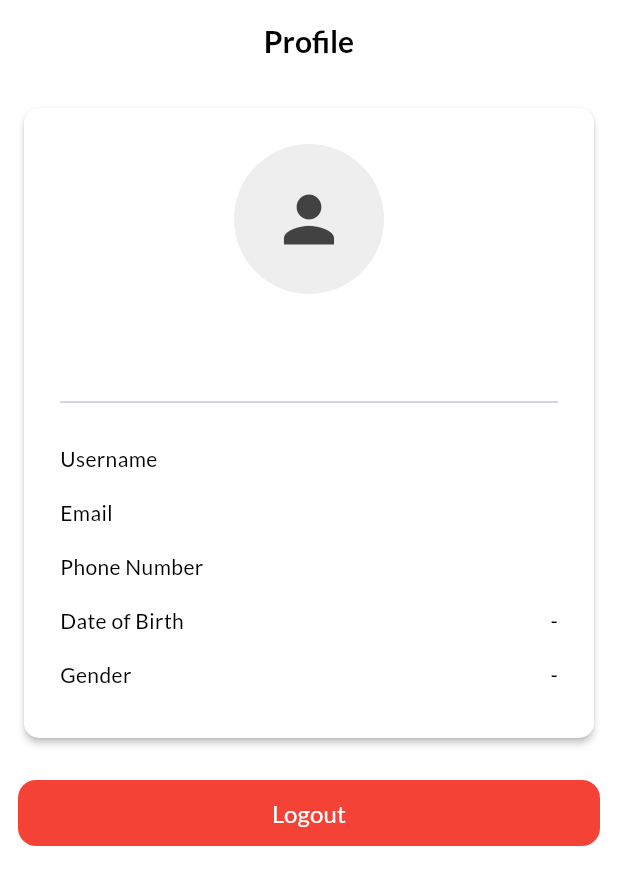
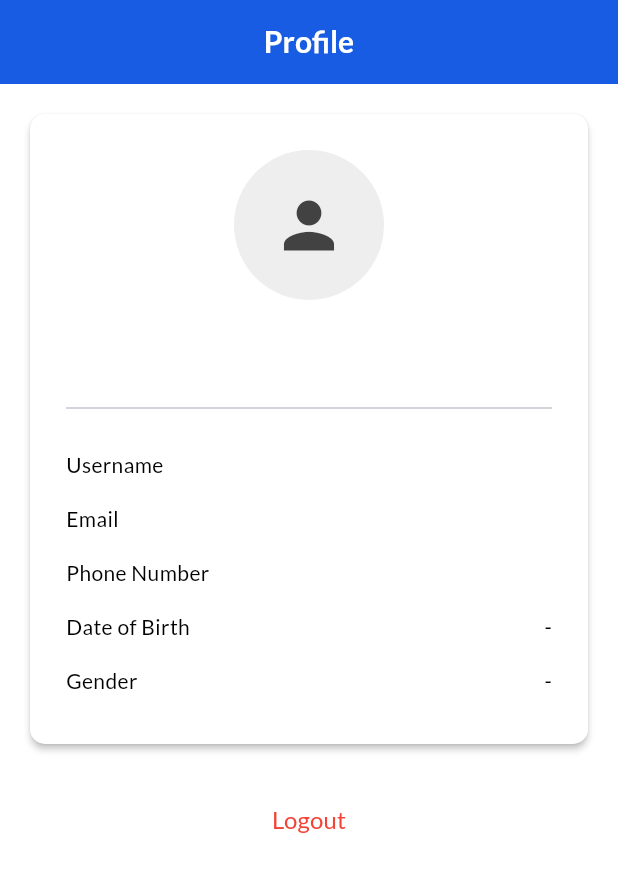
Before and after one commit to aurelwidyanti/swift_rides, a Flutter app: the ProfileScreen screen opened directly, on a phone screen of 412 x 824 dp. Shown: the top 885 px of the screen. Run offline on Flutter 3.47's test engine with Material 3 defaults, Android fonts, the phone set to English and light mode, and no system bars; our stand-ins replace form_field_validator, google_fonts, hugeicons, shared_preferences, syncfusion_flutter_datepicker; accounts and stored records are empty.

Commit message:
refactor: Update ProfileScreen styles for improved aesthetics and usability

```diff
--- a/lib/views/profile/profile_screen.dart
+++ b/lib/views/profile/profile_screen.dart
@@ -54,15 +54,16 @@ class _ProfileScreenState extends State<ProfileScreen> {
       appBar: const CustomAppBar(
         title: "Profile",
         showBackButton: false,
+        backgroundColor: Color.fromRGBO(23, 92, 227, 1),
+        textColor: Colors.white,
       ),
       body: SafeArea(
         child: SingleChildScrollView(
-          padding: const EdgeInsets.all(12),
+          padding: const EdgeInsets.all(16),
           child: Column(
             children: [
               Card(
                 semanticContainer: true,
-                clipBehavior: Clip.antiAliasWithSaveLayer,
                 shape: RoundedRectangleBorder(
                   borderRadius: BorderRadius.circular(10.0),
                 ),
@@ -119,8 +120,10 @@ class _ProfileScreenState extends State<ProfileScreen> {
                 height: 44,
                 child: CustomButton(
                   text: 'Logout',
+                  elevation: 2,
+                  textColor: Colors.red,
                   onPressed: () => _logout(),
-                  backgroundColor: Colors.red,
+                  backgroundColor: Colors.white,
                 ),
               ),
             ],
```
